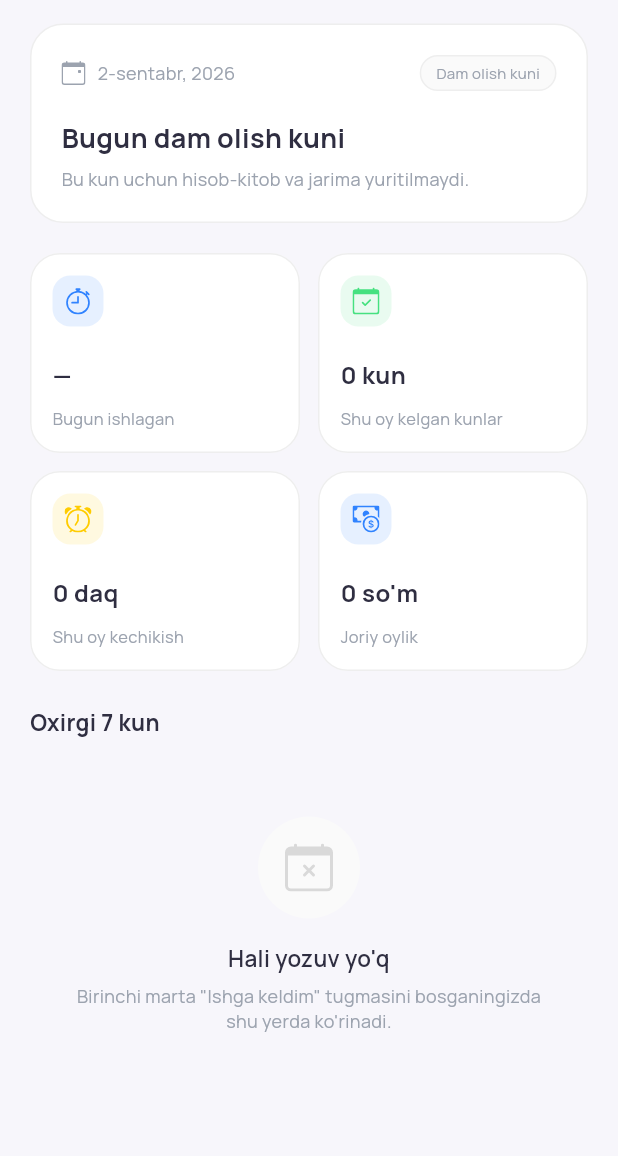
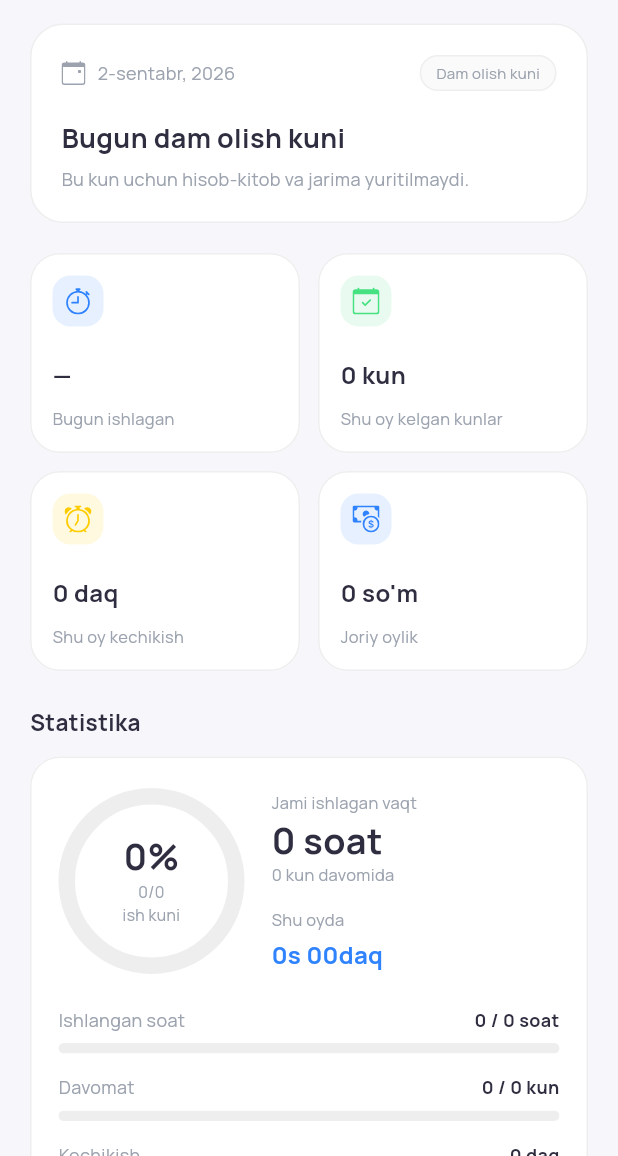
Before and after one commit to otabeksindarov494-lgtm/spendly, a Flutter app: the HomeScreen screen opened directly, on a phone screen of 412 x 824 dp, the part 80-1236 px from its top. Run offline on Flutter 3.47's test engine with Material 3 defaults, Android fonts, the phone set to English and light mode, and no system bars; our stand-ins replace bootstrap_icons, cloud_firestore, firebase_auth, firebase_core, flutter_image_compress, flutter_riverpod and 5 more; accounts and stored records are empty; statements that could not run were skipped.

Commit message:
feat(home): statistika bloki — halqa, chiziqli barlar va jami soat
Bosh sahifada: dumaloq progress halqasi (oy bo'yicha o'tgan ish
kunlari), jami ishlagan vaqt va uchta chiziqli bar (ishlangan soat,
davomat, kechikish).

Halqa CustomPainter bilan chizilgan — fl_chart kabi paket qo'shilmadi,
bitta halqa uchun butun grafik kutubxonasi ortiqcha.

Jami raqamlar Firestore'ning aggregate so'rovi orqali olinadi:
hujjatlar YUKLANMAYDI, hisob server tomonida bajariladi. Har bir
davomat hujjatida ikkita selfie Base64 sifatida turadi (~300 KB),
oddiy o'qish yuzlab megabayt trafik degani bo'lardi.

Co-Authored-By: Claude Opus 5 (1M context) <noreply@anthropic.com>
Claude-Session: https://claude.ai/code/session_01VttmCTbYdu8T1m6VKzSmyk

```diff
--- a/lib/providers/attendance_provider.dart
+++ b/lib/providers/attendance_provider.dart
@@ -109,3 +109,14 @@ final Provider<MonthlySummary?> currentMonthSummaryProvider =
     month: DateTime.now(),
   );
 });
+
+/// Butun davr bo'yicha yig'ma raqamlar (aggregate so'rov orqali).
+///
+/// `Stream` emas, chunki aggregate so'rov bir martalik. Davomat
+/// o'zgarganda ekranlar `ref.invalidate` bilan yangilaydi.
+final FutureProvider<AttendanceTotals> attendanceTotalsProvider =
+    FutureProvider<AttendanceTotals>((Ref ref) async {
+  final String? userId = ref.watch(currentUserIdProvider);
+  if (userId == null) return AttendanceTotals.empty;
+  return ref.watch(attendanceServiceProvider).fetchTotals(userId);
+});
--- a/lib/screens/home/home_screen.dart
+++ b/lib/screens/home/home_screen.dart
@@ -10,13 +10,18 @@ import '../../providers/profile_provider.dart';
 import '../../theme/app_theme.dart';
 import '../../utils/formatters.dart';
 import '../../utils/salary_calculator.dart';
+import '../../utils/time_utils.dart';
 import '../../widgets/common/app_button.dart';
 import '../../widgets/common/attendance_tile.dart';
 import '../../widgets/common/empty_state.dart';
 import '../../widgets/common/error_view.dart';
 import '../../widgets/common/section_title.dart';
 import '../../widgets/common/shimmer_box.dart';
+import '../../services/attendance_service.dart';
+import '../../widgets/common/app_card.dart';
 import '../../widgets/common/progress_dialog.dart';
+import '../../widgets/common/progress_ring.dart';
+import '../../widgets/common/stat_bar.dart';
 import '../../widgets/common/stat_card.dart';
 
 /// 1-tab: bugungi check-in / check-out va joriy holat (PROJECT.md 5.1).
@@ -74,6 +79,8 @@ class _HomeScreenState extends ConsumerState<HomeScreen> {
       );
 
       if (!mounted) return;
+      // Yig'ma raqamlar aggregate so'rov orqali olinadi — o'zi yangilanmaydi.
+      ref.invalidate(attendanceTotalsProvider);
       ScaffoldMessenger.of(context).showSnackBar(
         SnackBar(
           content: Text(
@@ -109,6 +116,7 @@ class _HomeScreenState extends ConsumerState<HomeScreen> {
             ref.invalidate(todayAttendanceProvider);
             ref.invalidate(last7DaysProvider);
             ref.invalidate(currentMonthAttendanceProvider);
+            ref.invalidate(attendanceTotalsProvider);
           },
           child: ListView(
             padding: const EdgeInsets.fromLTRB(20, 8, 20, 24),
@@ -135,6 +143,9 @@ class _HomeScreenState extends ConsumerState<HomeScreen> {
               ),
               const SizedBox(height: 20),
               _buildStats(theme, profileAsync.value, todayAsync.value),
+              const SizedBox(height: 24),
+              const SectionTitle(title: 'Statistika'),
+              _buildStatistics(theme, profileAsync.value),
               const SizedBox(height: 24),
               const SectionTitle(title: 'Oxirgi 7 kun'),
               weekAsync.when(
@@ -382,6 +393,117 @@ class _HomeScreenState extends ConsumerState<HomeScreen> {
     );
   }
 
+  /// Halqa + chiziqli barlar: oy davomidagi holat va umumiy ishlagan vaqt.
+  Widget _buildStatistics(CustomTheme theme, UserProfile? profile) {
+    final MonthlySummary? summary = ref.watch(currentMonthSummaryProvider);
+    final AsyncValue<AttendanceTotals> totalsAsync = ref.watch(
+      attendanceTotalsProvider,
+    );
+
+    if (summary == null || profile == null) {
+      return const ShimmerBox(height: 260, borderRadius: 22);
+    }
+
+    final AttendanceTotals totals = totalsAsync.value ?? AttendanceTotals.empty;
+
+    // Oyda kutilayotgan soat: ish kunlari x smena uzunligi.
+    final double shift = SalaryCalculator.shiftHours(
+      workStartMinutes: TimeUtils.minutesFromHmOr(profile.workStartTime, 540),
+      workEndMinutes: TimeUtils.minutesFromHmOr(profile.workEndTime, 1080),
+      lunchBreakMinutes: profile.lunchBreakMinutes,
+    );
+    final double expectedHours = summary.plannedWorkDays * shift;
+    final double attendanceRate = summary.elapsedWorkDays == 0
+        ? 0
+        : summary.presentDays / summary.elapsedWorkDays;
+
+    return AppCard(
+      padding: const EdgeInsets.fromLTRB(18, 20, 18, 16),
+      child: Column(
+        children: <Widget>[
+          Row(
+            children: <Widget>[
+              ProgressRing(
+                value: summary.progress,
+                centerLabel: '${(summary.progress * 100).round()}%',
+                centerCaption:
+                    '${summary.elapsedWorkDays}/${summary.plannedWorkDays}\nish kuni',
+                size: 124,
+              ),
+              const SizedBox(width: 18),
+              Expanded(
+                child: Column(
+                  crossAxisAlignment: CrossAxisAlignment.start,
+                  children: <Widget>[
+                    Text(
+                      'Jami ishlagan vaqt',
+                      style: TextStyle(fontSize: 11, color: theme.textGray),
+                    ),
+                    const SizedBox(height: 4),
+                    Text(
+                      totalsAsync.isLoading && totalsAsync.value == null
+                          ? '...'
+                          : '${totals.workedHours.round()} soat',
+                      style: TextStyle(
+                        fontSize: 24,
+                        fontWeight: FontWeight.w700,
+                        height: 1.1,
+                        color: theme.mainDarkBlue,
+                      ),
+                    ),
+                    const SizedBox(height: 2),
+                    Text(
+                      '${totals.recordedDays} kun davomida',
+                      style: TextStyle(fontSize: 11, color: theme.textGray),
+                    ),
+                    const SizedBox(height: 14),
+                    Text(
+                      'Shu oyda',
+                      style: TextStyle(fontSize: 11, color: theme.textGray),
+                    ),
+                    const SizedBox(height: 3),
+                    Text(
+                      Formatters.hours(summary.workedHours),
+                      style: TextStyle(
+                        fontSize: 16,
+                        fontWeight: FontWeight.w700,
+                        color: theme.blue,
+                      ),
+                    ),
+                  ],
+                ),
+              ),
+            ],
+          ),
+          const SizedBox(height: 22),
+          StatBar(
+            label: 'Ishlangan soat',
+            value:
+                '${summary.workedHours.round()} / '
+                '${expectedHours.round()} soat',
+            progress: expectedHours == 0
+                ? 0
+                : summary.workedHours / expectedHours,
+            color: theme.blue,
+          ),
+          StatBar(
+            label: 'Davomat',
+            value: '${summary.presentDays} / ${summary.elapsedWorkDays} kun',
+            progress: attendanceRate,
+            color: theme.green,
+          ),
+          StatBar(
+            label: 'Kechikish',
+            value: Formatters.minutes(summary.lateMinutes),
+            // Oyiga 10 soat kechikishni "to'liq shkala" deb olamiz.
+            progress: summary.lateMinutes / 600,
+            color: theme.yellow,
+          ),
+        ],
+      ),
+    );
+  }
+
   Widget _buildStats(
     CustomTheme theme,
     UserProfile? profile,
--- a/lib/services/attendance_service.dart
+++ b/lib/services/attendance_service.dart
@@ -4,6 +4,37 @@ import '../models/attendance_model.dart';
 import '../models/user_profile_model.dart';
 import '../utils/salary_calculator.dart';
 import '../utils/time_utils.dart';
+
+/// Ilova ishlatilgan butun davr bo'yicha yig'ma raqamlar.
+class AttendanceTotals {
+  const AttendanceTotals({
+    required this.recordedDays,
+    required this.workedHours,
+    required this.earnedAmount,
+    required this.lateMinutes,
+    required this.penaltyAmount,
+  });
+
+  /// Davomat yozilgan kunlar soni.
+  final int recordedDays;
+
+  /// Jami ishlangan soat.
+  final double workedHours;
+
+  /// Jami ishlab topilgan (fixed maoshda 0 bo'ladi — u kunlarga bo'linmaydi).
+  final double earnedAmount;
+
+  final int lateMinutes;
+  final double penaltyAmount;
+
+  static const AttendanceTotals empty = AttendanceTotals(
+    recordedDays: 0,
+    workedHours: 0,
+    earnedAmount: 0,
+    lateMinutes: 0,
+    penaltyAmount: 0,
+  );
+}
 
 /// Davomat yozuvlari va ular ustidagi hisob-kitob (PROJECT.md 4- va
 /// 5.2-bo'limlar).
@@ -127,6 +158,32 @@ class AttendanceService {
         'status': AttendanceStatus.present.value,
       },
       SetOptions(merge: true),
+    );
+  }
+
+  /// Butun davr bo'yicha yig'ma raqamlar.
+  ///
+  /// Firestore'ning **aggregate** so'rovi ishlatiladi — hujjatlar
+  /// yuklanmaydi, hisob server tomonida bajariladi. Bu muhim: har bir
+  /// davomat hujjatida ikkita selfie Base64 sifatida turadi (~300 KB),
+  /// oddiy o'qish yuzlab megabayt trafik degani bo'lardi.
+  Future<AttendanceTotals> fetchTotals(String userId) async {
+    final AggregateQuerySnapshot snapshot = await _collection(userId)
+        .aggregate(
+          count(),
+          sum('workedHours'),
+          sum('dailyEarning'),
+          sum('lateMinutes'),
+          sum('penaltyAmount'),
+        )
+        .get();
+
+    return AttendanceTotals(
+      recordedDays: snapshot.count ?? 0,
+      workedHours: snapshot.getSum('workedHours') ?? 0,
+      earnedAmount: snapshot.getSum('dailyEarning') ?? 0,
+      lateMinutes: (snapshot.getSum('lateMinutes') ?? 0).round(),
+      penaltyAmount: snapshot.getSum('penaltyAmount') ?? 0,
     );
   }
 
--- /dev/null
+++ b/lib/widgets/common/progress_ring.dart
@@ -0,0 +1,128 @@
+import 'dart:math' as math;
+
+import 'package:flutter/material.dart';
+
+import '../../theme/app_theme.dart';
+
+/// Dumaloq (halqa) progress ko'rsatkichi, markazida qiymat.
+///
+/// `fl_chart` kabi paket qo'shilmagan — bitta halqa uchun butun grafik
+/// kutubxonasini olib kelish ortiqcha. `CustomPainter` yengil va
+/// mavzu ranglariga to'liq bo'ysunadi.
+class ProgressRing extends StatelessWidget {
+  const ProgressRing({
+    super.key,
+    required this.value,
+    required this.centerLabel,
+    required this.centerCaption,
+    this.size = 132,
+    this.strokeWidth = 11,
+    this.color,
+  });
+
+  /// 0.0 – 1.0.
+  final double value;
+
+  final String centerLabel;
+  final String centerCaption;
+  final double size;
+  final double strokeWidth;
+  final Color? color;
+
+  @override
+  Widget build(BuildContext context) {
+    final CustomTheme theme = context.theme;
+    final Color accent = color ?? theme.blue;
+
+    return SizedBox(
+      width: size,
+      height: size,
+      child: TweenAnimationBuilder<double>(
+        duration: const Duration(milliseconds: 650),
+        curve: Curves.easeOutCubic,
+        tween: Tween<double>(begin: 0, end: value.clamp(0.0, 1.0)),
+        builder: (BuildContext context, double animated, Widget? child) {
+          return CustomPaint(
+            painter: _RingPainter(
+              value: animated,
+              trackColor: theme.borderGray,
+              progressColor: accent,
+              strokeWidth: strokeWidth,
+            ),
+            child: Center(
+              child: Column(
+                mainAxisSize: MainAxisSize.min,
+                children: <Widget>[
+                  Text(
+                    centerLabel,
+                    style: TextStyle(
+                      fontSize: size * 0.19,
+                      fontWeight: FontWeight.w700,
+                      height: 1.1,
+                      color: theme.mainDarkBlue,
+                    ),
+                  ),
+                  const SizedBox(height: 3),
+                  Text(
+                    centerCaption,
+                    textAlign: TextAlign.center,
+                    style: TextStyle(
+                      fontSize: size * 0.085,
+                      color: theme.textGray,
+                    ),
+                  ),
+                ],
+              ),
+            ),
+          );
+        },
+      ),
+    );
+  }
+}
+
+class _RingPainter extends CustomPainter {
+  const _RingPainter({
+    required this.value,
+    required this.trackColor,
+    required this.progressColor,
+    required this.strokeWidth,
+  });
+
+  final double value;
+  final Color trackColor;
+  final Color progressColor;
+  final double strokeWidth;
+
+  @override
+  void paint(Canvas canvas, Size size) {
+    final Offset center = Offset(size.width / 2, size.height / 2);
+    final double radius = (size.shortestSide - strokeWidth) / 2;
+    final Rect rect = Rect.fromCircle(center: center, radius: radius);
+
+    final Paint track = Paint()
+      ..color = trackColor
+      ..style = PaintingStyle.stroke
+      ..strokeWidth = strokeWidth
+      ..strokeCap = StrokeCap.round;
+
+    final Paint progress = Paint()
+      ..color = progressColor
+      ..style = PaintingStyle.stroke
+      ..strokeWidth = strokeWidth
+      ..strokeCap = StrokeCap.round;
+
+    canvas.drawCircle(center, radius, track);
+
+    if (value > 0) {
+      // Yuqoridan boshlab soat yo'nalishi bo'yicha.
+      canvas.drawArc(rect, -math.pi / 2, 2 * math.pi * value, false, progress);
+    }
+  }
+
+  @override
+  bool shouldRepaint(_RingPainter oldDelegate) =>
+      oldDelegate.value != value ||
+      oldDelegate.progressColor != progressColor ||
+      oldDelegate.trackColor != trackColor;
+}
--- /dev/null
+++ b/lib/widgets/common/stat_bar.dart
@@ -0,0 +1,75 @@
+import 'package:flutter/material.dart';
+
+import '../../theme/app_theme.dart';
+
+/// Yorliq va qiymatli chiziqli progress qatori.
+///
+/// Ishlatilishi: Bosh sahifadagi statistika bloki.
+class StatBar extends StatelessWidget {
+  const StatBar({
+    super.key,
+    required this.label,
+    required this.value,
+    required this.progress,
+    this.color,
+  });
+
+  final String label;
+
+  /// O'ng tomonda ko'rinadigan matn (masalan "142 soat").
+  final String value;
+
+  /// 0.0 – 1.0.
+  final double progress;
+
+  final Color? color;
+
+  @override
+  Widget build(BuildContext context) {
+    final CustomTheme theme = context.theme;
+    final Color accent = color ?? theme.blue;
+
+    return Padding(
+      padding: const EdgeInsets.only(bottom: 14),
+      child: Column(
+        crossAxisAlignment: CrossAxisAlignment.start,
+        children: <Widget>[
+          Row(
+            children: <Widget>[
+              Expanded(
+                child: Text(
+                  label,
+                  style: TextStyle(fontSize: 12, color: theme.textGray),
+                ),
+              ),
+              Text(
+                value,
+                style: TextStyle(
+                  fontSize: 12,
+                  fontWeight: FontWeight.w700,
+                  color: theme.mainDarkBlue,
+                ),
+              ),
+            ],
+          ),
+          const SizedBox(height: 7),
+          ClipRRect(
+            borderRadius: BorderRadius.circular(4),
+            child: TweenAnimationBuilder<double>(
+              duration: const Duration(milliseconds: 650),
+              curve: Curves.easeOutCubic,
+              tween: Tween<double>(begin: 0, end: progress.clamp(0.0, 1.0)),
+              builder: (BuildContext context, double animated, Widget? child) =>
+                  LinearProgressIndicator(
+                    value: animated,
+                    minHeight: 7,
+                    backgroundColor: theme.borderGray,
+                    valueColor: AlwaysStoppedAnimation<Color>(accent),
+                  ),
+            ),
+          ),
+        ],
+      ),
+    );
+  }
+}
```
